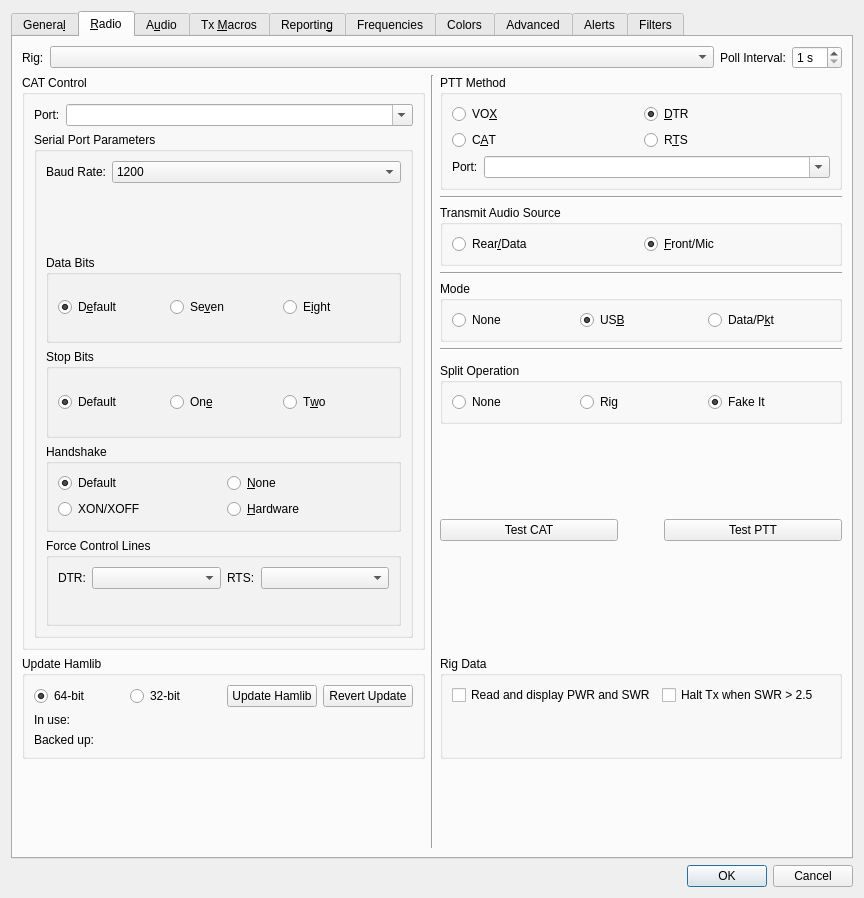
Old version of the form Configuration.ui in the repository WSJTX/wsjtx.
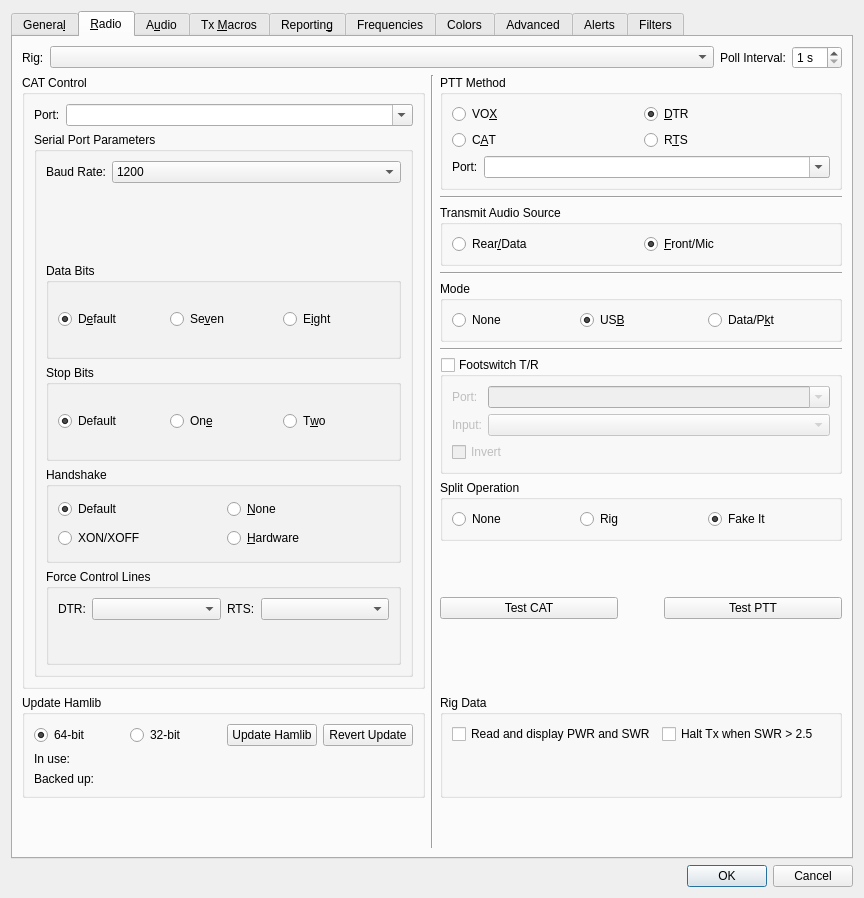
New version of the form. The open tabs and pages were chosen to show the change. Custom widgets are drawn as their Qt base class.

Commit message: feat(footswitch): T/R switching on a serial port input

The edit to the form file:
```diff
--- a/Configuration.ui
+++ b/Configuration.ui
@@ -1448,6 +1448,80 @@
          </property>
         </widget>
        </item>
+       <item row="7" column="2">
+        <widget class="QGroupBox" name="footswitch_group_box">
+         <property name="toolTip">
+          <string>&lt;html&gt;&lt;head/&gt;&lt;body&gt;&lt;p&gt;Use a footswitch wired to a serial port status line to switch between receive and transmit, as if clicking Tune. Press to transmit, release to receive.&lt;/p&gt;&lt;p&gt;Intended for manual CW EME with Doppler tracking: set Mode to None, put the rig in CW and turn its break-in off.&lt;/p&gt;&lt;p&gt;WSJT-X asserts DTR on this port, so a footswitch can connect DTR to the input pin, with a pull-down of about 10k to ground. Use a port that is not also used for CAT or PTT.&lt;/p&gt;&lt;/body&gt;&lt;/html&gt;</string>
+         </property>
+         <property name="title">
+          <string>Footswitch T/R</string>
+         </property>
+         <property name="checkable">
+          <bool>true</bool>
+         </property>
+         <property name="checked">
+          <bool>false</bool>
+         </property>
+         <layout class="QGridLayout" name="footswitch_grid_layout">
+          <item row="0" column="0">
+           <widget class="QLabel" name="footswitch_port_label">
+            <property name="text">
+             <string>Port:</string>
+            </property>
+            <property name="buddy">
+             <cstring>footswitch_port_combo_box</cstring>
+            </property>
+           </widget>
+          </item>
+          <item row="0" column="1">
+           <widget class="QComboBox" name="footswitch_port_combo_box">
+            <property name="sizePolicy">
+             <sizepolicy hsizetype="MinimumExpanding" vsizetype="Fixed">
+              <horstretch>1</horstretch>
+              <verstretch>0</verstretch>
+             </sizepolicy>
+            </property>
+            <property name="toolTip">
+             <string>Serial port the footswitch is connected to.</string>
+            </property>
+            <property name="editable">
+             <bool>true</bool>
+            </property>
+            <property name="insertPolicy">
+             <enum>QComboBox::NoInsert</enum>
+            </property>
+           </widget>
+          </item>
+          <item row="1" column="0">
+           <widget class="QLabel" name="footswitch_pin_label">
+            <property name="text">
+             <string>Input:</string>
+            </property>
+            <property name="buddy">
+             <cstring>footswitch_pin_combo_box</cstring>
+            </property>
+           </widget>
+          </item>
+          <item row="1" column="1">
+           <widget class="QComboBox" name="footswitch_pin_combo_box">
+            <property name="toolTip">
+             <string>Serial port status line the footswitch drives.</string>
+            </property>
+           </widget>
+          </item>
+          <item row="2" column="0" colspan="2">
+           <widget class="QCheckBox" name="footswitch_invert_check_box">
+            <property name="toolTip">
+             <string>Treat an inactive input line as pressed (for switches that open when pressed).</string>
+            </property>
+            <property name="text">
+             <string>Invert</string>
+            </property>
+           </widget>
+          </item>
+         </layout>
+        </widget>
+       </item>
        <item row="1" column="2">
         <widget class="QGroupBox" name="PTT_method_group_box">
          <property name="sizePolicy">
```
The commit also changes 8 other files.
